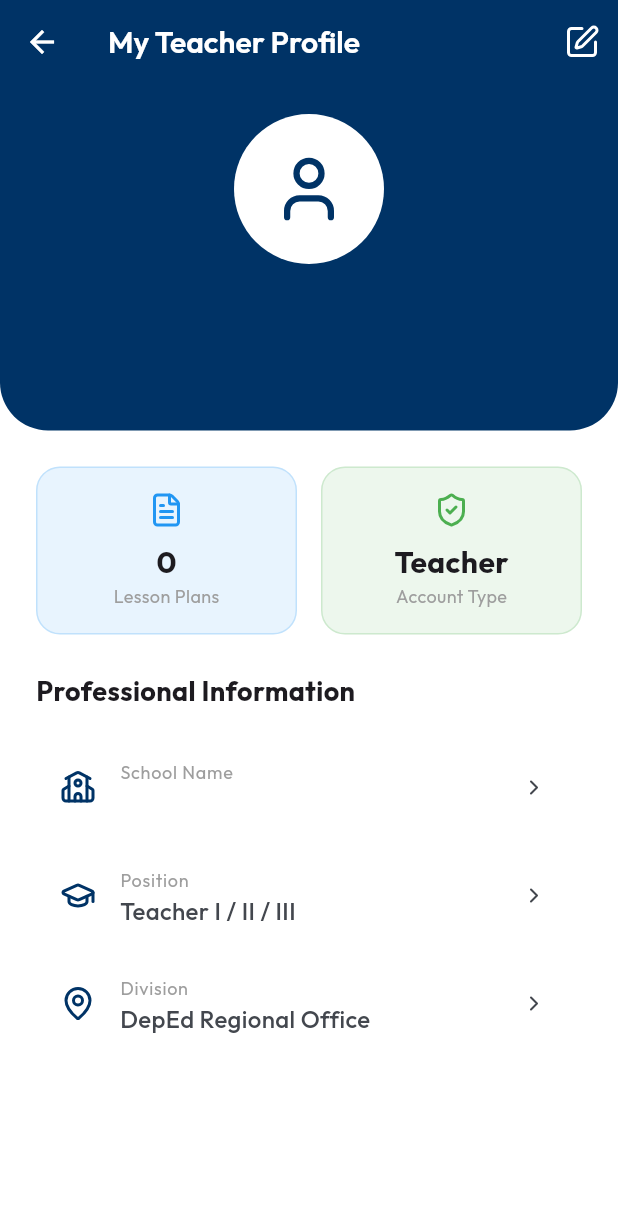
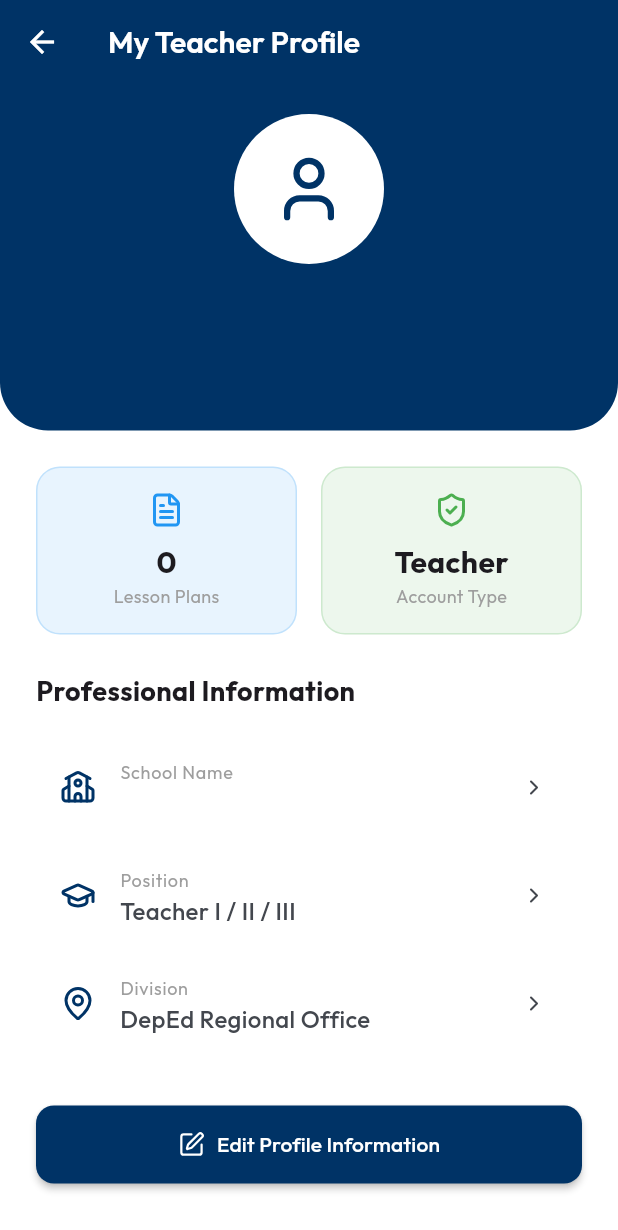
Before and after one commit to Ianroy18/smart-lesson-plan-app, a Flutter app: the ProfileScreen screen opened directly, on a phone screen of 412 x 824 dp. Shown: the top 1230 px of the screen. Run offline on Flutter 3.47's test engine with Material 3 defaults, Android fonts, the phone set to English and light mode, and no system bars; our stand-ins replace file_picker, firebase_auth, firebase_core, flutter_animate, google_fonts, lucide_icons and 4 more; missing offline and left inert: universal_html; accounts and stored records are empty; statements that could not run were skipped.

Commit message:
Finalize full profile edit functionality with prominent button

```diff
--- a/lib/screens/profile/profile_screen.dart
+++ b/lib/screens/profile/profile_screen.dart
@@ -14,6 +14,9 @@ class ProfileScreen extends StatefulWidget {
 class _ProfileScreenState extends State<ProfileScreen> {
   final _nameController = TextEditingController();
   final _schoolController = TextEditingController();
+  final _positionController = TextEditingController();
+  final _divisionController = TextEditingController();
+
   bool _isEditing = false;
   String _email = 'Loading...';
 
@@ -28,6 +31,8 @@ class _ProfileScreenState extends State<ProfileScreen> {
     setState(() {
       _nameController.text = prefs.getString('teacher_name') ?? 'Juan Dela Cruz';
       _schoolController.text = prefs.getString('school_name') ?? 'Not specified';
+      _positionController.text = prefs.getString('teacher_position') ?? 'Teacher I / II / III';
+      _divisionController.text = prefs.getString('teacher_division') ?? 'DepEd Regional Office';
       _email = prefs.getString('user_email') ?? 'teacher@deped.gov.ph';
     });
   }
@@ -36,6 +41,8 @@ class _ProfileScreenState extends State<ProfileScreen> {
     final prefs = await SharedPreferences.getInstance();
     await prefs.setString('teacher_name', _nameController.text);
     await prefs.setString('school_name', _schoolController.text);
+    await prefs.setString('teacher_position', _positionController.text);
+    await prefs.setString('teacher_division', _divisionController.text);
 
     setState(() => _isEditing = false);
 
@@ -53,19 +60,14 @@ class _ProfileScreenState extends State<ProfileScreen> {
     return Scaffold(
       appBar: AppBar(
         title: const Text('My Teacher Profile'),
+        elevation: 0,
         actions: [
-          IconButton(
-            icon: Icon(_isEditing ? LucideIcons.check : LucideIcons.edit),
-            onPressed: () {
-              if (_isEditing) {
-                _saveProfile();
-              } else {
-                setState(() => _isEditing = true);
-              }
-            },
-          ),
+          if (_isEditing)
+            IconButton(
+              icon: const Icon(LucideIcons.check),
+              onPressed: _saveProfile,
+            ),
         ],
-        elevation: 0,
       ),
       body: SingleChildScrollView(
         child: Column(
@@ -75,9 +77,34 @@ class _ProfileScreenState extends State<ProfileScreen> {
               padding: const EdgeInsets.all(24.0),
               child: Column(
                 children: [
-                  _buildStatCards(lessonCount),
-                  const SizedBox(height: 24),
+                  if (!_isEditing) ...[
+                    _buildStatCards(lessonCount),
+                    const SizedBox(height: 24),
+                  ],
                   _buildInfoSection(),
+                  const SizedBox(height: 32),
+                  if (!_isEditing)
+                    ElevatedButton.icon(
+                      onPressed: () => setState(() => _isEditing = true),
+                      icon: const Icon(LucideIcons.edit),
+                      label: const Text('Edit Profile Information'),
+                      style: ElevatedButton.styleFrom(
+                        minimumSize: const Size(double.infinity, 50),
+                        backgroundColor: Theme.of(context).primaryColor,
+                        foregroundColor: Colors.white,
+                      ),
+                    )
+                  else
+                    ElevatedButton.icon(
+                      onPressed: _saveProfile,
+                      icon: const Icon(LucideIcons.save),
+                      label: const Text('Save Profile Changes'),
+                      style: ElevatedButton.styleFrom(
+                        minimumSize: const Size(double.infinity, 50),
+                        backgroundColor: Colors.green,
+                        foregroundColor: Colors.white,
+                      ),
+                    ),
                 ],
               ),
             ),
@@ -111,6 +138,8 @@ class _ProfileScreenState extends State<ProfileScreen> {
                 textAlign: TextAlign.center,
                 style: const TextStyle(color: Colors.white, fontSize: 24, fontWeight: FontWeight.bold),
                 decoration: const InputDecoration(
+                  hintText: 'Enter Full Name',
+                  hintStyle: TextStyle(color: Colors.white70),
                   enabledBorder: UnderlineInputBorder(borderSide: BorderSide(color: Colors.white)),
                   focusedBorder: UnderlineInputBorder(borderSide: BorderSide(color: Colors.white, width: 2)),
                 ),
@@ -169,16 +198,30 @@ class _ProfileScreenState extends State<ProfileScreen> {
       children: [
         const Text('Professional Information', style: TextStyle(fontSize: 18, fontWeight: FontWeight.bold)),
         const SizedBox(height: 16),
-        if (_isEditing)
-          TextField(
-            controller: _schoolController,
-            decoration: const InputDecoration(labelText: 'School Name', prefixIcon: Icon(LucideIcons.school)),
-          )
-        else
+        if (_isEditing) ...[
+          _buildEditField('School Name', _schoolController, LucideIcons.school),
+          _buildEditField('Position', _positionController, LucideIcons.graduationCap),
+          _buildEditField('Division', _divisionController, LucideIcons.mapPin),
+        ] else ...[
           _infoTile(LucideIcons.school, 'School Name', _schoolController.text),
-        _infoTile(LucideIcons.graduationCap, 'Position', 'Teacher I / II / III'),
-        _infoTile(LucideIcons.mapPin, 'Division', 'DepEd Regional Office'),
+          _infoTile(LucideIcons.graduationCap, 'Position', _positionController.text),
+          _infoTile(LucideIcons.mapPin, 'Division', _divisionController.text),
+        ],
       ],
+    );
+  }
+
+  Widget _buildEditField(String label, TextEditingController controller, IconData icon) {
+    return Padding(
+      padding: const EdgeInsets.only(bottom: 16.0),
+      child: TextField(
+        controller: controller,
+        decoration: InputDecoration(
+          labelText: label,
+          prefixIcon: Icon(icon),
+          border: const OutlineInputBorder(),
+        ),
+      ),
     );
   }
 
```
Also changed, not shown: 1 other file.
